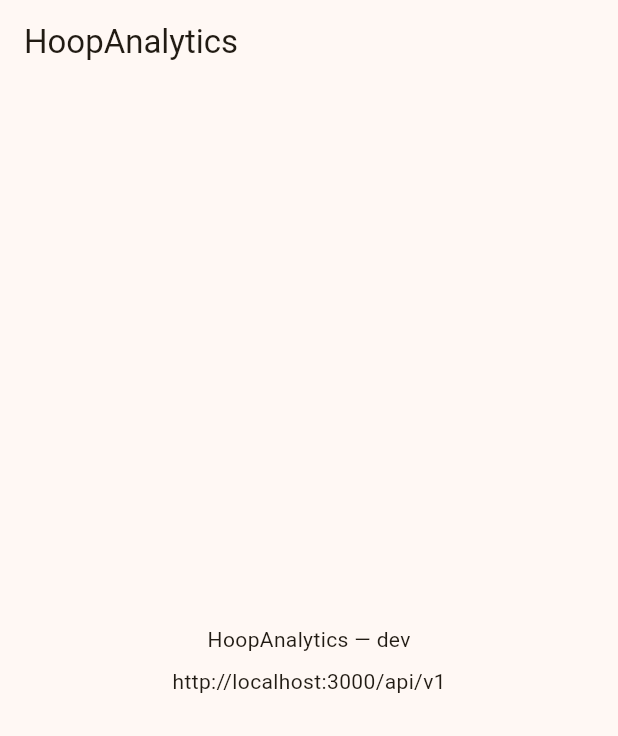
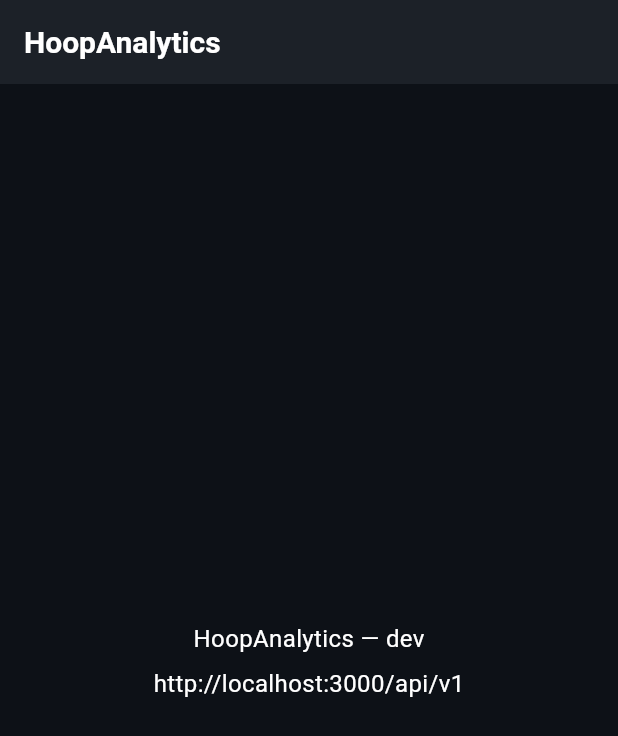
Before and after one commit to pferjap/basketballmatchstats_mobileapp, a Flutter app: the screen it shows after launch, on a phone screen of 412 x 824 dp. Shown: the top 736 px of the screen. Run offline on Flutter 3.47's test engine with Material 3 defaults, Android fonts, the phone set to English and light mode, and no system bars; our stand-ins replace flutter_riverpod.

Commit message:
feat: implement design system theme (T-004)
Add the visual design system (Agent_Mobile.md §12, Plan.md T-004).

- lib/core/theme/app_colors.dart: semantic dark palette (background, surface,
  primary, success, error, warning, text, divider)
- lib/core/theme/app_typography.dart: headline, title, body, caption styles
- lib/core/theme/ui_constants.dart: touch targets (48/56dp) and spacing scale
- lib/core/theme/app_theme.dart: dark ThemeData built from colors + typography
- Wire AppTheme.dark into the MaterialApp so Theme.of(context) is global
- Add a widget test asserting the dark theme is applied

Co-authored-by: Copilot <223556219+Copilot@users.noreply.github.com>

```diff
--- a/lib/app.dart
+++ b/lib/app.dart
@@ -1,6 +1,7 @@
 import 'package:flutter/material.dart';
 
 import 'core/config/env_config.dart';
+import 'core/theme/app_theme.dart';
 
 /// Root widget of the HoopAnalytics application.
 ///
@@ -17,10 +18,7 @@ class HoopAnalyticsApp extends StatelessWidget {
     return MaterialApp(
       title: 'HoopAnalytics',
       debugShowCheckedModeBanner: false,
-      theme: ThemeData(
-        colorScheme: ColorScheme.fromSeed(seedColor: const Color(0xFFF5A623)),
-        useMaterial3: true,
-      ),
+      theme: AppTheme.dark,
       home: const _PlaceholderHome(),
     );
   }
--- /dev/null
+++ b/lib/core/theme/app_colors.dart
@@ -0,0 +1,35 @@
+import 'package:flutter/material.dart';
+
+/// Semantic color palette for the HoopAnalytics dark theme.
+///
+/// Derived from the app's screen designs: dark background with orange accents,
+/// green for made baskets / connected state, and red for fouls / errors.
+/// See Agent_Mobile.md and Plan.md T-004.
+abstract final class AppColors {
+  /// Primary dark background.
+  static const Color background = Color(0xFF0D1117);
+
+  /// Cards and containers surface.
+  static const Color surface = Color(0xFF1C2128);
+
+  /// Primary accent (orange) — main button, highlights.
+  static const Color primary = Color(0xFFF5A623);
+
+  /// Success (green) — made baskets, connected status.
+  static const Color success = Color(0xFF4CAF50);
+
+  /// Error (red) — fouls, errors.
+  static const Color error = Color(0xFFE53935);
+
+  /// Warning (light orange) — reconnecting status.
+  static const Color warning = Color(0xFFFF9800);
+
+  /// Primary text color.
+  static const Color textPrimary = Color(0xFFFFFFFF);
+
+  /// Secondary / muted text color.
+  static const Color textSecondary = Color(0xFF9E9E9E);
+
+  /// Divider / border color.
+  static const Color divider = Color(0xFF2D333B);
+}
--- /dev/null
+++ b/lib/core/theme/app_theme.dart
@@ -0,0 +1,72 @@
+import 'package:flutter/material.dart';
+
+import 'app_colors.dart';
+import 'app_typography.dart';
+
+/// Builds the global [ThemeData] for HoopAnalytics.
+///
+/// The app uses a single dark theme built from the semantic [AppColors] palette
+/// and [AppTypography] text styles. Expose it through `MaterialApp.theme` so it
+/// is available via `Theme.of(context)` everywhere. See Plan.md T-004.
+abstract final class AppTheme {
+  /// The dark theme used across the app.
+  static ThemeData get dark {
+    const colorScheme = ColorScheme.dark(
+      primary: AppColors.primary,
+      onPrimary: AppColors.background,
+      secondary: AppColors.primary,
+      onSecondary: AppColors.background,
+      surface: AppColors.surface,
+      onSurface: AppColors.textPrimary,
+      error: AppColors.error,
+      onError: AppColors.textPrimary,
+    );
+
+    final textTheme = const TextTheme(
+      displayLarge: AppTypography.headline,
+      headlineMedium: AppTypography.headline,
+      titleLarge: AppTypography.title,
+      titleMedium: AppTypography.title,
+      bodyLarge: AppTypography.body,
+      bodyMedium: AppTypography.body,
+      bodySmall: AppTypography.caption,
+      labelSmall: AppTypography.caption,
+    );
+
+    return ThemeData(
+      useMaterial3: true,
+      brightness: Brightness.dark,
+      colorScheme: colorScheme,
+      scaffoldBackgroundColor: AppColors.background,
+      canvasColor: AppColors.background,
+      dividerColor: AppColors.divider,
+      textTheme: textTheme,
+      appBarTheme: const AppBarTheme(
+        backgroundColor: AppColors.surface,
+        foregroundColor: AppColors.textPrimary,
+        elevation: 0,
+        centerTitle: false,
+        titleTextStyle: AppTypography.title,
+      ),
+      cardTheme: const CardThemeData(
+        color: AppColors.surface,
+        elevation: 0,
+        margin: EdgeInsets.zero,
+      ),
+      dividerTheme: const DividerThemeData(color: AppColors.divider),
+      elevatedButtonTheme: ElevatedButtonThemeData(
+        style: ElevatedButton.styleFrom(
+          backgroundColor: AppColors.primary,
+          foregroundColor: AppColors.background,
+          minimumSize: const Size(64, 48),
+          textStyle: AppTypography.title,
+        ),
+      ),
+      snackBarTheme: const SnackBarThemeData(
+        backgroundColor: AppColors.surface,
+        contentTextStyle: AppTypography.body,
+        behavior: SnackBarBehavior.floating,
+      ),
+    );
+  }
+}
--- /dev/null
+++ b/lib/core/theme/app_typography.dart
@@ -0,0 +1,45 @@
+import 'package:flutter/material.dart';
+
+import 'app_colors.dart';
+
+/// Text styles for the HoopAnalytics design system.
+///
+/// - [headline]: large scoreboard / marker figures.
+/// - [title]: section and page titles.
+/// - [body]: default running text.
+/// - [caption]: secondary / muted supporting text.
+///
+/// See Plan.md T-004.
+abstract final class AppTypography {
+  /// Large scoreboard figures (e.g. the live score marker).
+  static const TextStyle headline = TextStyle(
+    fontSize: 48,
+    fontWeight: FontWeight.w700,
+    height: 1.1,
+    color: AppColors.textPrimary,
+  );
+
+  /// Section and page titles.
+  static const TextStyle title = TextStyle(
+    fontSize: 20,
+    fontWeight: FontWeight.w600,
+    height: 1.2,
+    color: AppColors.textPrimary,
+  );
+
+  /// Default body text.
+  static const TextStyle body = TextStyle(
+    fontSize: 16,
+    fontWeight: FontWeight.w400,
+    height: 1.4,
+    color: AppColors.textPrimary,
+  );
+
+  /// Secondary / muted supporting text.
+  static const TextStyle caption = TextStyle(
+    fontSize: 12,
+    fontWeight: FontWeight.w400,
+    height: 1.3,
+    color: AppColors.textSecondary,
+  );
+}
--- /dev/null
+++ b/lib/core/theme/ui_constants.dart
@@ -0,0 +1,19 @@
+/// UI layout constants for the HoopAnalytics design system.
+///
+/// Touch targets follow Material accessibility guidelines (≥ 48dp), while the
+/// Court View action buttons use a larger 56dp target for fast annotation.
+/// See Plan.md T-004 and Agent_Mobile.md §12.
+library;
+
+/// Minimum interactive touch target (Material a11y guideline).
+const double kMinTouchTarget = 48.0;
+
+/// Court View primary action button size.
+const double kActionButtonSize = 56.0;
+
+/// Spacing scale.
+const double kSpacingXS = 4.0;
+const double kSpacingS = 8.0;
+const double kSpacingM = 16.0;
+const double kSpacingL = 24.0;
+const double kSpacingXL = 32.0;
```
Also changed, not shown: 2 other files.
